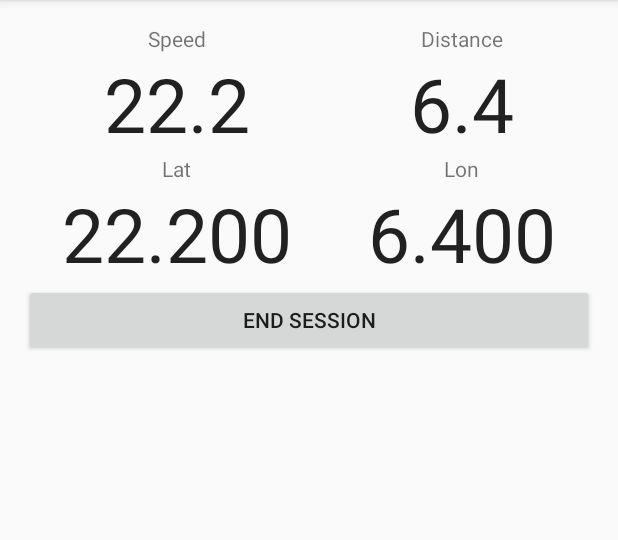
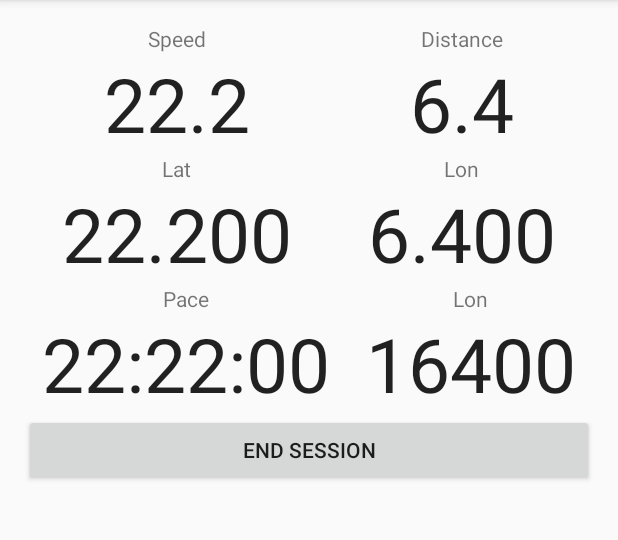
Before and after one commit to erikarthur/FitnessApp, an Android app: the ExerciseActivity screen opened directly, with no data from a screen before it, on a phone screen of 412 x 824 dp, the part 84-624 px from its top. Run offline under Robolectric (Android 15) with nearby library versions, the phone set to English and light mode, and no system bars.

Commit message:
Added pace and updated the exercise activity

```diff
--- a/app/src/main/java/org/arthurweb/fitnessapp/ExerciseActivity.java
+++ b/app/src/main/java/org/arthurweb/fitnessapp/ExerciseActivity.java
@@ -36,6 +36,12 @@ public class ExerciseActivity extends AppCompatActivity {
 
                 TextView lon = (TextView) findViewById(R.id.lonValue);
                 lon.setText(String.format("%.3f", _gpsValues.get_lon()));
+
+                TextView elevation = (TextView) findViewById(R.id.elevationValue);
+                elevation.setText(String.format("%.0f", _gpsValues.get_elevation()));
+
+                TextView pace = (TextView) findViewById(R.id.paceValue);
+                pace.setText(_gpsValues.get_pace());
             }
 
         }
--- a/app/src/main/res/layout/activity_exercise.xml
+++ b/app/src/main/res/layout/activity_exercise.xml
@@ -69,6 +69,7 @@
             </LinearLayout>
 
         </LinearLayout>
+
         <LinearLayout
             android:orientation="horizontal"
             android:layout_width="match_parent"
@@ -125,6 +126,64 @@
 
         </LinearLayout>
 
+
+        <LinearLayout
+            android:orientation="horizontal"
+            android:layout_width="match_parent"
+            android:layout_height="wrap_content">
+
+            <LinearLayout
+                android:orientation="vertical"
+                android:layout_width="wrap_content"
+                android:layout_height="match_parent"
+                android:layout_weight=".5">
+
+                <TextView
+                    android:layout_width="wrap_content"
+                    android:layout_height="wrap_content"
+                    android:textAppearance="?android:attr/textAppearanceSmall"
+                    android:text="Pace"
+                    android:id="@+id/paceLabel"
+                    android:layout_gravity="center_horizontal" />
+
+                <TextView
+                    android:layout_width="wrap_content"
+                    android:layout_height="wrap_content"
+                    android:textAppearance="?android:attr/textAppearanceLarge"
+                    android:text="22:22:00"
+                    android:id="@+id/paceValue"
+                    android:textSize="50dp"
+                    android:layout_gravity="center_horizontal" />
+            </LinearLayout>
+
+            <LinearLayout
+                android:orientation="vertical"
+                android:layout_width="wrap_content"
+                android:layout_height="match_parent"
+                android:layout_weight=".5">
+
+                <TextView
+                    android:layout_width="wrap_content"
+                    android:layout_height="wrap_content"
+                    android:textAppearance="?android:attr/textAppearanceSmall"
+                    android:text="Lon"
+                    android:id="@+id/elevationLabel"
+                    android:layout_gravity="center_horizontal" />
+
+                <TextView
+                    android:layout_width="wrap_content"
+                    android:layout_height="wrap_content"
+                    android:textAppearance="?android:attr/textAppearanceLarge"
+                    android:text="16400"
+                    android:id="@+id/elevationValue"
+                    android:textSize="50dp"
+                    android:layout_gravity="center_horizontal" />
+
+            </LinearLayout>
+
+        </LinearLayout>
+
+
         <Button
             android:layout_width="fill_parent"
             android:layout_height="wrap_content"
```
Also changed, not shown: app/src/main/java/org/arthurweb/fitnessapp/SessionManager.java (+29 -5 lines), app/src/main/java/org/arthurweb/fitnessapp/gpsService.java (+1 -40 lines), app/src/main/java/org/arthurweb/fitnessapp/gpsValues.java (+5 -2 lines).
